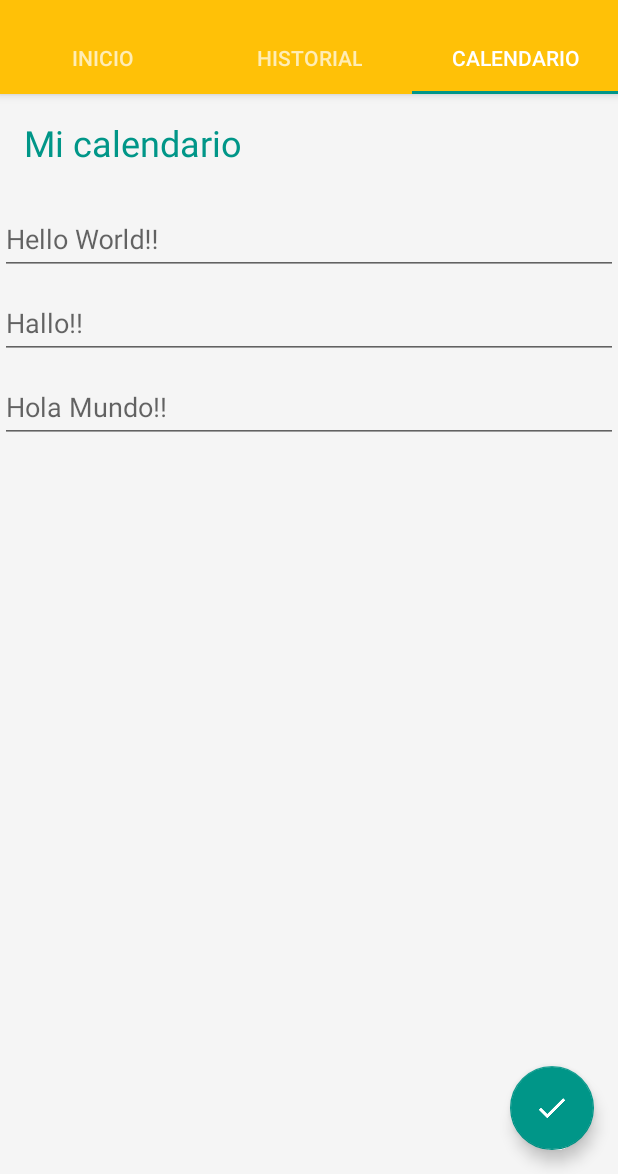
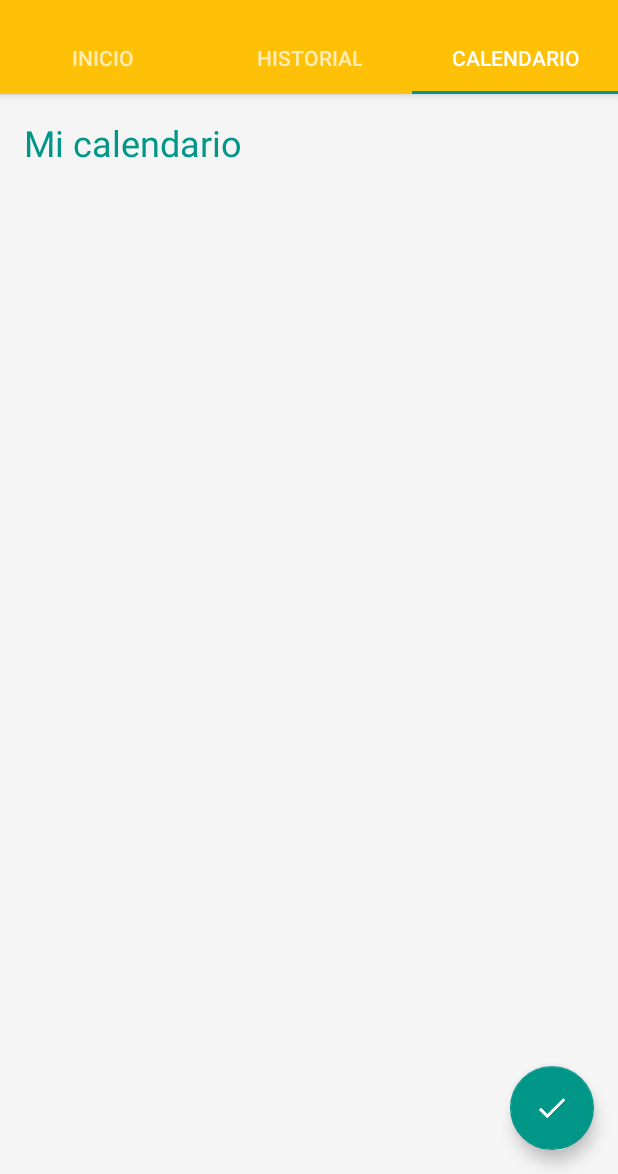
Before and after one commit to mresti/Xemio-App, an Android app: the DashboardActivity screen opened directly, with no data from a screen before it, tab 3 chosen, on a phone screen of 412 x 824 dp, the part 62-1236 px from its top. Run offline under Robolectric (Android 15) with nearby library versions, the phone set to English and light mode, and no system bars; our stand-ins replace ButterKnife.

Commit message:
Refactor name tabs layout

```diff
--- a/app/src/main/java/es/mresti/xemio/app/view/activity/DashboardActivity.java
+++ b/app/src/main/java/es/mresti/xemio/app/view/activity/DashboardActivity.java
@@ -18,9 +18,9 @@ import butterknife.InjectView;
 import es.mresti.xemio.R;
 import es.mresti.xemio.app.navigation.Navigator;
 import es.mresti.xemio.app.view.adapter.ViewPagerAdapter;
-import es.mresti.xemio.app.view.fragment.Tab1;
-import es.mresti.xemio.app.view.fragment.Tab2;
-import es.mresti.xemio.app.view.fragment.Tab3;
+import es.mresti.xemio.app.view.fragment.HomeTab;
+import es.mresti.xemio.app.view.fragment.HistoryTab;
+import es.mresti.xemio.app.view.fragment.CalendarTab;
 
 public class DashboardActivity extends BaseActivity {
   private Navigator mNavigator;
@@ -91,9 +91,9 @@ public class DashboardActivity extends BaseActivity {
 
   private void setupViewPager(ViewPager viewPager) {
     ViewPagerAdapter adapter = new ViewPagerAdapter(getSupportFragmentManager());
-    adapter.addFragment(new Tab1(), "Inicio");
-    adapter.addFragment(new Tab2(), "Historial");
-    adapter.addFragment(new Tab3(), "Calendario");
+    adapter.addFragment(new HomeTab(), "Inicio");
+    adapter.addFragment(new HistoryTab(), "Historial");
+    adapter.addFragment(new CalendarTab(), "Calendario");
     viewPager.setAdapter(adapter);
   }
 
--- /dev/null
+++ b/app/src/main/java/es/mresti/xemio/app/view/fragment/CalendarTab.java
@@ -0,0 +1,18 @@
+package es.mresti.xemio.app.view.fragment;
+
+import android.os.Bundle;
+import android.support.annotation.Nullable;
+import android.support.v4.app.Fragment;
+import android.view.LayoutInflater;
+import android.view.View;
+import android.view.ViewGroup;
+
+import es.mresti.xemio.R;
+
+public class CalendarTab extends Fragment {
+    @Override
+    public View onCreateView(LayoutInflater inflater, @Nullable ViewGroup container, @Nullable Bundle savedInstanceState) {
+        View v = inflater.inflate(R.layout.tab_calendar, container, false);
+        return v;
+    }
+}
--- a/app/src/main/java/es/mresti/xemio/app/view/fragment/Tab3.java
+++ b/app/src/main/java/es/mresti/xemio/app/view/fragment/HistoryTab.java
@@ -1,4 +1,5 @@
 package es.mresti.xemio.app.view.fragment;
+
 
 import android.os.Bundle;
 import android.support.annotation.Nullable;
@@ -9,10 +10,10 @@ import android.view.ViewGroup;
 
 import es.mresti.xemio.R;
 
-public class Tab3 extends Fragment {
-    @Override
-    public View onCreateView(LayoutInflater inflater, @Nullable ViewGroup container, @Nullable Bundle savedInstanceState) {
-        View v = inflater.inflate(R.layout.tab_calendar, container, false);
-        return v;
-    }
+public class HistoryTab extends Fragment {
+  @Override
+  public View onCreateView(LayoutInflater inflater, @Nullable ViewGroup container, @Nullable Bundle savedInstanceState) {
+    View v = inflater.inflate(R.layout.tab_history, container, false);
+    return v;
+  }
 }
--- a/app/src/main/java/es/mresti/xemio/app/view/fragment/Tab1.java
+++ b/app/src/main/java/es/mresti/xemio/app/view/fragment/HomeTab.java
@@ -10,7 +10,7 @@ import android.view.ViewGroup;
 
 import es.mresti.xemio.R;
 
-public class Tab1 extends Fragment {
+public class HomeTab extends Fragment {
 
   @Override
   public View onCreateView(LayoutInflater inflater, @Nullable ViewGroup container, @Nullable Bundle savedInstanceState) {
--- a/app/src/main/java/es/mresti/xemio/app/view/fragment/Tab2.java
+++ /dev/null
@@ -1,19 +0,0 @@
-package es.mresti.xemio.app.view.fragment;
-
-
-import android.os.Bundle;
-import android.support.annotation.Nullable;
-import android.support.v4.app.Fragment;
-import android.view.LayoutInflater;
-import android.view.View;
-import android.view.ViewGroup;
-
-import es.mresti.xemio.R;
-
-public class Tab2 extends Fragment {
-  @Override
-  public View onCreateView(LayoutInflater inflater, @Nullable ViewGroup container, @Nullable Bundle savedInstanceState) {
-    View v = inflater.inflate(R.layout.tab_history, container, false);
-    return v;
-  }
-}
--- a/app/src/main/res/layout/tab_calendar.xml
+++ b/app/src/main/res/layout/tab_calendar.xml
@@ -14,43 +14,4 @@
         android:textSize="24sp"
         android:textColor="@color/theme_default_primary"/>
 
-    <android.support.design.widget.TextInputLayout
-        android:layout_width="match_parent"
-        android:layout_height="wrap_content">
-
-        <EditText
-            android:id="@+id/edit_hello"
-            android:layout_width="match_parent"
-            android:layout_height="wrap_content"
-            android:hint="Hello World!!"
-            android:singleLine="true"/>
-
-    </android.support.design.widget.TextInputLayout>
-
-    <android.support.design.widget.TextInputLayout
-        android:layout_width="match_parent"
-        android:layout_height="wrap_content">
-
-        <EditText
-            android:id="@+id/edit_hallo"
-            android:layout_width="match_parent"
-            android:layout_height="wrap_content"
-            android:hint="Hallo!!"
-            android:singleLine="true"/>
-
-    </android.support.design.widget.TextInputLayout>
-
-    <android.support.design.widget.TextInputLayout
-        android:layout_width="match_parent"
-        android:layout_height="wrap_content">
-
-        <EditText
-            android:id="@+id/edit_hola"
-            android:layout_width="match_parent"
-            android:layout_height="wrap_content"
-            android:hint="Hola Mundo!!"
-            android:singleLine="true"/>
-
-    </android.support.design.widget.TextInputLayout>
-
 </LinearLayout>
```
